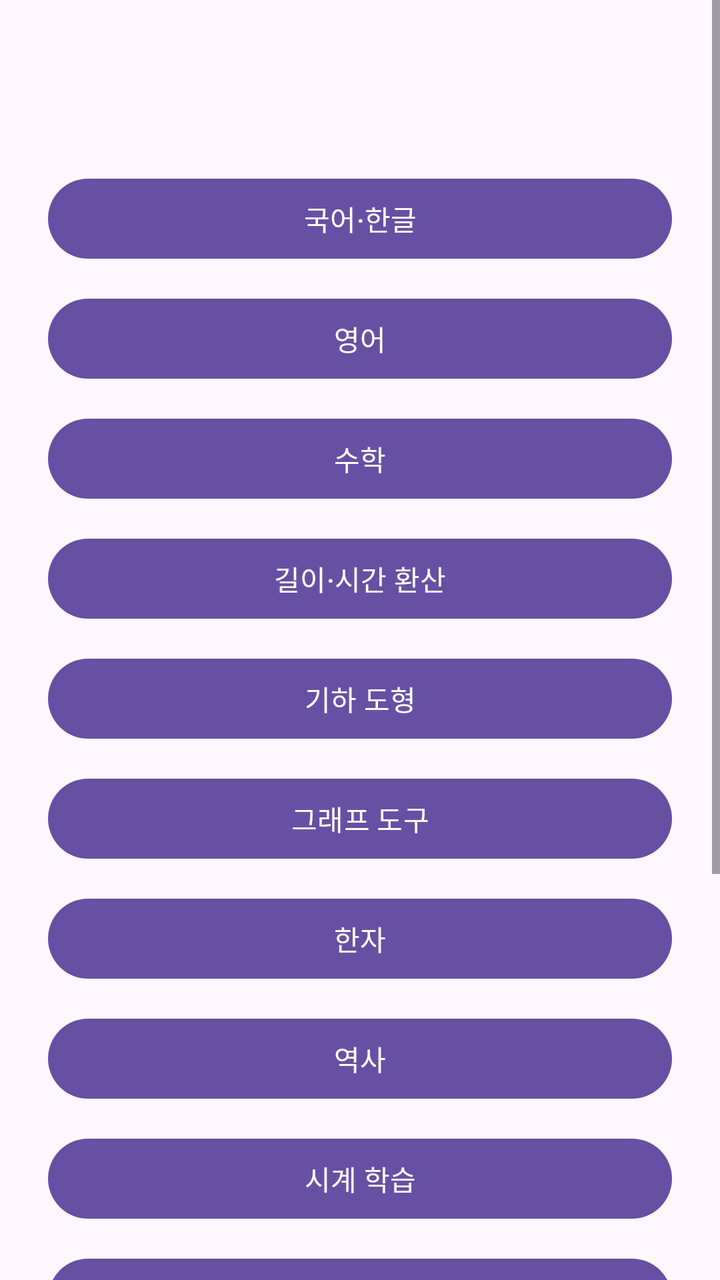
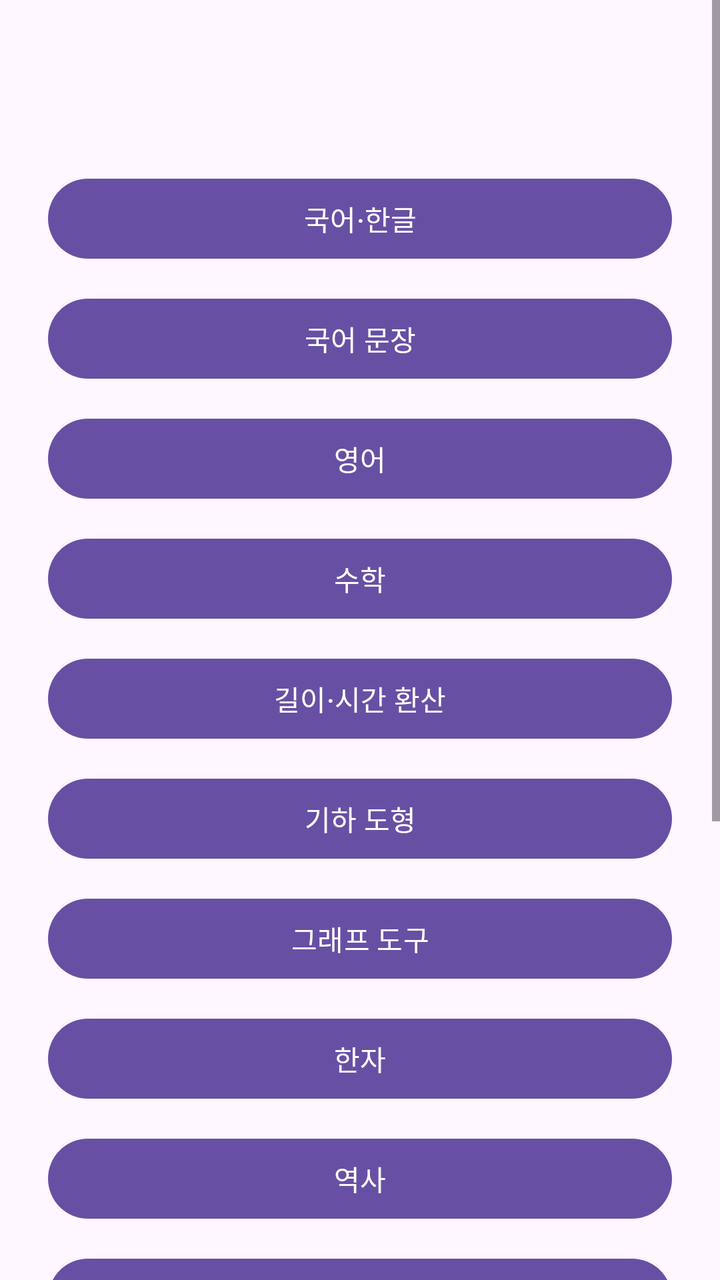

Two renders of the same Android screen: before a commit and after it. Below are the layout's source before the change and the commit's diff.
<!-- AndroidManifest.xml: application theme Theme.Eunhyo2 -->
<!-- res/layout/activity_school_menu.xml -->
<?xml version="1.0" encoding="utf-8"?>
<ScrollView xmlns:android="http://schemas.android.com/apk/res/android"
    android:layout_width="match_parent"
    android:layout_height="match_parent">

    <LinearLayout
        android:layout_width="match_parent"
        android:layout_height="wrap_content"
        android:orientation="vertical"
        android:padding="24dp">

        <TextView
            android:id="@+id/textSchoolLevel"
            android:layout_width="match_parent"
            android:layout_height="wrap_content"
            android:gravity="center"
            android:textAppearance="@style/TextAppearance.Material3.HeadlineMedium" />

        <com.google.android.material.button.MaterialButton android:id="@+id/buttonKorean" android:layout_width="match_parent" android:layout_height="wrap_content" android:layout_marginTop="24dp" android:text="국어·한글" />
        <com.google.android.material.button.MaterialButton android:id="@+id/buttonEnglish" android:layout_width="match_parent" android:layout_height="wrap_content" android:layout_marginTop="12dp" android:text="영어" />
        <com.google.android.material.button.MaterialButton android:id="@+id/buttonMath" android:layout_width="match_parent" android:layout_height="wrap_content" android:layout_marginTop="12dp" android:text="수학" />
        <com.google.android.material.button.MaterialButton android:id="@+id/buttonMeasurement" android:layout_width="match_parent" android:layout_height="wrap_content" android:layout_marginTop="12dp" android:text="길이·시간 환산" />
        <com.google.android.material.button.MaterialButton android:id="@+id/buttonGeometry" android:layout_width="match_parent" android:layout_height="wrap_content" android:layout_marginTop="12dp" android:text="기하 도형" />
        <com.google.android.material.button.MaterialButton android:id="@+id/buttonGraph" android:layout_width="match_parent" android:layout_height="wrap_content" android:layout_marginTop="12dp" android:text="그래프 도구" />
        <com.google.android.material.button.MaterialButton android:id="@+id/buttonHanja" android:layout_width="match_parent" android:layout_height="wrap_content" android:layout_marginTop="12dp" android:text="한자" />
        <com.google.android.material.button.MaterialButton android:id="@+id/buttonHistory" android:layout_width="match_parent" android:layout_height="wrap_content" android:layout_marginTop="12dp" android:text="역사" />
        <com.google.android.material.button.MaterialButton android:id="@+id/buttonClock" android:layout_width="match_parent" android:layout_height="wrap_content" android:layout_marginTop="12dp" android:text="시계 학습" />
        <com.google.android.material.button.MaterialButton android:id="@+id/buttonDrawing" android:layout_width="match_parent" android:layout_height="wrap_content" android:layout_marginTop="12dp" android:text="그리기 연습" />
        <com.google.android.material.button.MaterialButton android:id="@+id/buttonLinks" android:layout_width="match_parent" android:layout_height="wrap_content" android:layout_marginTop="12dp" android:text="교육 사이트" />
        <com.google.android.material.button.MaterialButton android:id="@+id/buttonMedia" android:layout_width="match_parent" android:layout_height="wrap_content" android:layout_marginTop="12dp" android:text="미디어 학습" />
        <com.google.android.material.button.MaterialButton android:id="@+id/buttonAi" android:layout_width="match_parent" android:layout_height="wrap_content" android:layout_marginTop="12dp" android:text="AI 학습 도우미" />
        <com.google.android.material.button.MaterialButton android:id="@+id/buttonGame" android:layout_width="match_parent" android:layout_height="wrap_content" android:layout_marginTop="12dp" android:text="게임·점수" />
    </LinearLayout>
</ScrollView>
<!-- resources referenced by this layout -->
<resources>
  <style name="Theme.Eunhyo2" parent="Theme.Material3.DayNight.NoActionBar">
          <item name="android:windowLightStatusBar">true</item>
      </style>
</resources>

<!-- the commit's change to res/layout/activity_school_menu.xml (unified diff, before → after) -->
@@ -17,6 +17,7 @@
             android:textAppearance="@style/TextAppearance.Material3.HeadlineMedium" />
 
         <com.google.android.material.button.MaterialButton android:id="@+id/buttonKorean" android:layout_width="match_parent" android:layout_height="wrap_content" android:layout_marginTop="24dp" android:text="국어·한글" />
+        <com.google.android.material.button.MaterialButton android:id="@+id/buttonKoreanPhrase" android:layout_width="match_parent" android:layout_height="wrap_content" android:layout_marginTop="12dp" android:text="국어 문장" />
         <com.google.android.material.button.MaterialButton android:id="@+id/buttonEnglish" android:layout_width="match_parent" android:layout_height="wrap_content" android:layout_marginTop="12dp" android:text="영어" />
         <com.google.android.material.button.MaterialButton android:id="@+id/buttonMath" android:layout_width="match_parent" android:layout_height="wrap_content" android:layout_marginTop="12dp" android:text="수학" />
         <com.google.android.material.button.MaterialButton android:id="@+id/buttonMeasurement" android:layout_width="match_parent" android:layout_height="wrap_content" android:layout_marginTop="12dp" android:text="길이·시간 환산" />
